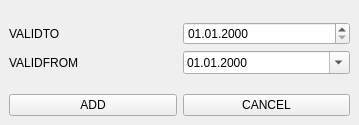
Before: the Qt Designer form frmdetailaddvaliddate.ui in gerald-b/sslchecker, drawn with Qt 5.
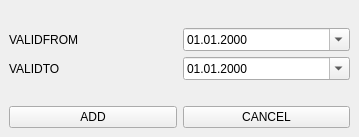
After: the same form once the commit is applied.

Commit message: Layout (FrmDetailAddValidDate) adjusted

```diff
--- a/frmdetailaddvaliddate.ui
+++ b/frmdetailaddvaliddate.ui
@@ -7,7 +7,7 @@
     <x>0</x>
     <y>0</y>
     <width>359</width>
-    <height>125</height>
+    <height>137</height>
    </rect>
   </property>
   <property name="windowTitle">
@@ -28,24 +28,6 @@
       </property>
      </spacer>
     </item>
-    <item>
-     <layout class="QHBoxLayout" name="horizontalLayout">
-      <item>
-       <widget class="QLabel" name="lblValidTo">
-        <property name="text">
-         <string>VALIDTO</string>
-        </property>
-       </widget>
-      </item>
-      <item>
-       <widget class="QDateEdit" name="dateEdit_2">
-        <property name="displayFormat">
-         <string>dd.MM.yyyy</string>
-        </property>
-       </widget>
-      </item>
-     </layout>
-    </item>
     <item>
      <layout class="QHBoxLayout" name="horizontalLayout_2">
       <item>
@@ -56,7 +38,28 @@
        </widget>
       </item>
       <item>
-       <widget class="QDateEdit" name="dateEdit">
+       <widget class="QDateEdit" name="dateValidFrom">
+        <property name="displayFormat">
+         <string>dd.MM.yyyy</string>
+        </property>
+        <property name="calendarPopup">
+         <bool>true</bool>
+        </property>
+       </widget>
+      </item>
+     </layout>
+    </item>
+    <item>
+     <layout class="QHBoxLayout" name="horizontalLayout">
+      <item>
+       <widget class="QLabel" name="lblValidTo">
+        <property name="text">
+         <string>VALIDTO</string>
+        </property>
+       </widget>
+      </item>
+      <item>
+       <widget class="QDateEdit" name="dateValidTo">
         <property name="displayFormat">
          <string>dd.MM.yyyy</string>
         </property>
```
